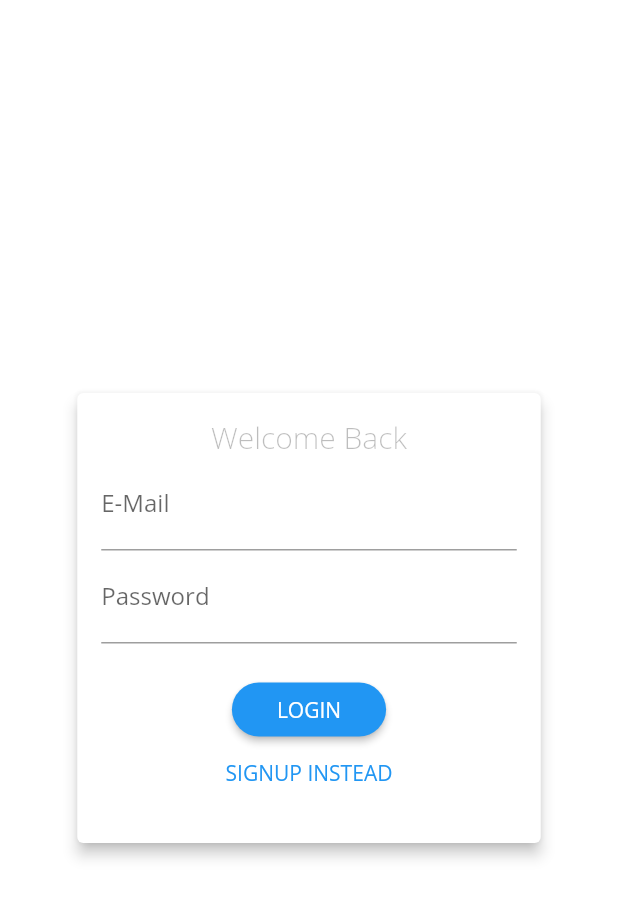
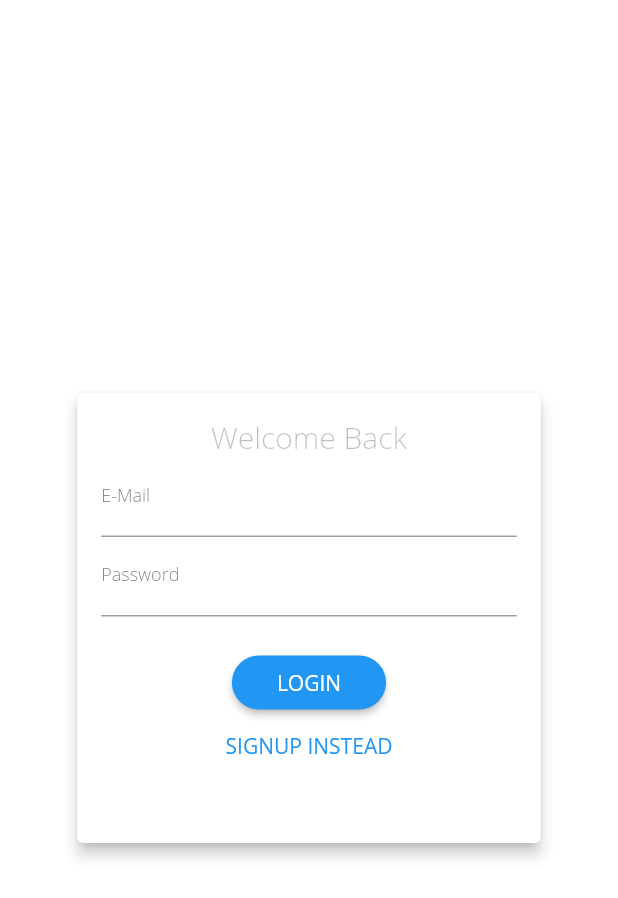
Before and after one commit to GB1999/Visa_Hackathon_2020, a Flutter app: the screen it shows after launch, on a phone screen of 412 x 824 dp. Shown: the top 898 px of the screen. Run offline on Flutter 3.47's test engine with Material 2 defaults, Android fonts, the phone set to English and light mode, and no system bars; our stand-ins replace carousel_slider, image_picker.

```diff
--- a/lib/main.dart
+++ b/lib/main.dart
@@ -59,6 +59,18 @@ class MyApp extends StatelessWidget {
                 fontWeight: FontWeight.w300,
                 color: Colors.black26,
               ),
+              subtitle1: TextStyle(
+                fontSize: 12,
+                fontFamily: 'OpenSans',
+                fontWeight: FontWeight.w300,
+                color: Colors.black45,
+              ),
+              subtitle2: TextStyle(
+                fontSize: 12,
+                fontFamily: 'OpenSans',
+                fontWeight: FontWeight.w300,
+                color: Colors.black,
+              ),
             ),
           ),
           // check if user is authenticated, if not send to authentication screen
--- a/lib/providers/nonprofit.dart
+++ b/lib/providers/nonprofit.dart
@@ -8,6 +8,7 @@ class Nonprofit with ChangeNotifier {
   final String id;
   final String title;
   final String description;
+  final String expenditures;
   final String coverPhoto;
   final List<String> additionalPhotos;
   final List<String> tags;
@@ -16,6 +17,7 @@ class Nonprofit with ChangeNotifier {
     @required this.id,
     @required this.title,
     @required this.description,
+    @required this.expenditures,
     @required this.coverPhoto,
     @required this.additionalPhotos,
     @required this.tags,
@@ -25,7 +27,7 @@ class Nonprofit with ChangeNotifier {
       double donationAmount, String token, String userId) async {
     final timeStamp = DateTime.now();
     final url =
-        'https://shopapp-89d99.firebaseio.com/users/$userId/donated_charities/$id.json?auth=$token';
+        'https://visacharity.firebaseio.com/users/$userId/donated_charities/$id.json?auth=$token';
     try {
       final response = await http.put(
         url,
--- a/lib/providers/user.dart
+++ b/lib/providers/user.dart
@@ -17,4 +17,5 @@ class User with ChangeNotifier{
     @required this.password,
     @required this.profilePicture,
   });
+
 }
--- a/lib/widgets/featured_carousel.dart
+++ b/lib/widgets/featured_carousel.dart
@@ -56,7 +56,7 @@ class _FeaturedCarouselState extends State<FeaturedCarousel> {
                 ),
                 Positioned(
                   bottom: 140,
-                  left: 130,
+                  left: (MediaQuery.of(context).size.width-40)/2,
                   child: Row(
                     mainAxisAlignment: MainAxisAlignment.center,
                     children: featuredNonprofits.map((nonprof) {
```
Also changed, not shown: lib/providers/nonprofits.dart (+1 -132 lines), lib/screens/discover_screen.dart (+11 -5 lines), lib/screens/nonprofit_screen.dart (+13 -27 lines), lib/widgets/nonprofit_preview.dart (+18 -10 lines).
